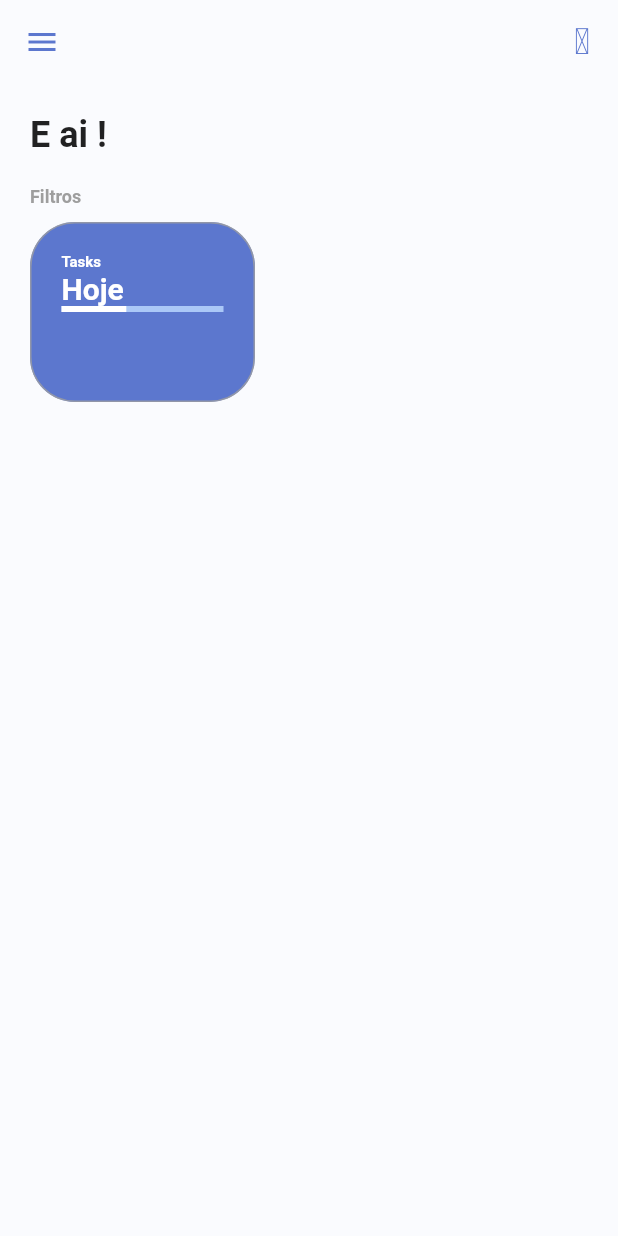
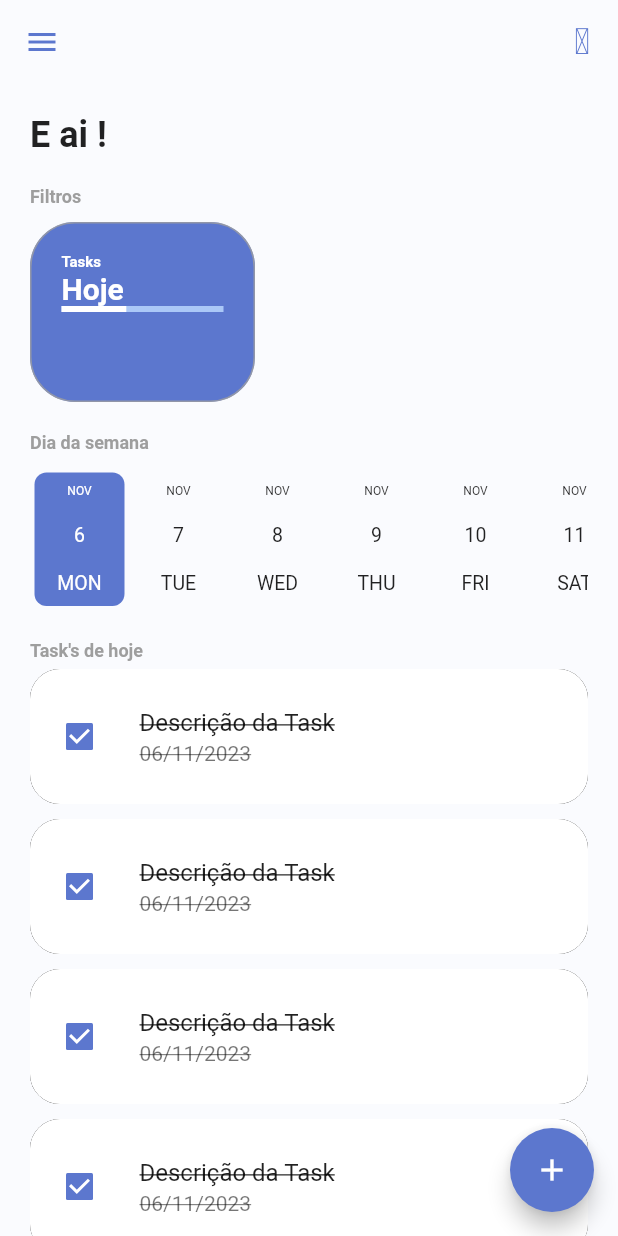
Before and after one commit to GuiPPDDH/Hands-onProviderESqliteEmArquiteturaDeModulo, a Flutter app: the screen it shows once a user with an empty profile is signed in, on a phone screen of 412 x 824 dp. Run offline on Flutter 3.47's test engine with Material 2 defaults, Android fonts, the phone set to English and light mode, and no system bars; drawn by our look-alikes of date_picker_timeline; our stand-ins replace firebase_auth, firebase_core, flutter_signin_button, google_fonts, google_sign_in, sqflite and 1 more; missing offline and left inert: flutter_overlay_loader, validatorless; accounts and stored records are empty; Roboto replaces fonts that are missing (Mandali).

Commit message:
Construindo calendário e tasks

```diff
--- a/lib/app/modules/home/home_page.dart
+++ b/lib/app/modules/home/home_page.dart
@@ -4,6 +4,8 @@ import 'package:todo_list_provider/app/core/ui/todo_list_icons.dart';
 import 'package:todo_list_provider/app/modules/home/widgets/home_drawer.dart';
 import 'package:todo_list_provider/app/modules/home/widgets/home_filters.dart';
 import 'package:todo_list_provider/app/modules/home/widgets/home_header.dart';
+import 'package:todo_list_provider/app/modules/home/widgets/home_tasks.dart';
+import 'package:todo_list_provider/app/modules/home/widgets/home_week_filter.dart';
 import 'package:todo_list_provider/app/modules/home/widgets/todo_card_filter.dart';
 
 class HomePage extends StatelessWidget {
@@ -16,7 +18,7 @@ class HomePage extends StatelessWidget {
         iconTheme: IconThemeData(
           color: context.primaryColor,
         ),
-        backgroundColor: Colors.transparent,
+        backgroundColor: const Color(0xFFFAFBFE),
         elevation: 0,
         actions: [
           PopupMenuButton(
@@ -48,6 +50,8 @@ class HomePage extends StatelessWidget {
                   children: [
                     HomeHeader(),
                     HomeFilters(),
+                    HomeWeekFilter(),
+                    HomeTasks(),
                   ],
                 ),
               ),
@@ -55,6 +59,13 @@ class HomePage extends StatelessWidget {
           ),
         ),
       ),
+      floatingActionButton: FloatingActionButton(
+        onPressed: () {},
+        backgroundColor: context.primaryColor,
+        child: const Icon(
+          Icons.add,
+        ),
+      ),
     );
   }
 }
--- /dev/null
+++ b/lib/app/modules/home/widgets/home_tasks.dart
@@ -0,0 +1,38 @@
+import 'package:flutter/material.dart';
+import 'package:todo_list_provider/app/core/ui/theme_extension.dart';
+import 'package:todo_list_provider/app/modules/home/widgets/task.dart';
+
+class HomeTasks extends StatelessWidget {
+  const HomeTasks({super.key});
+
+  @override
+  Widget build(BuildContext context) {
+    return Expanded(
+      child: Column(
+        crossAxisAlignment: CrossAxisAlignment.start,
+        children: [
+          const SizedBox(
+            height: 20,
+          ),
+          Text(
+            'Task\'s de hoje',
+            style: context.titleStyle,
+          ),
+          const Column(
+            children: [
+              Task(),
+              Task(),
+              Task(),
+              Task(),
+              Task(),
+              Task(),
+              Task(),
+              Task(),
+              Task(),
+            ],
+          ),
+        ],
+      ),
+    );
+  }
+}
--- /dev/null
+++ b/lib/app/modules/home/widgets/home_week_filter.dart
@@ -0,0 +1,46 @@
+import 'package:date_picker_timeline/date_picker_timeline.dart';
+import 'package:flutter/material.dart';
+import 'package:todo_list_provider/app/core/ui/theme_extension.dart';
+
+class HomeWeekFilter extends StatelessWidget {
+  const HomeWeekFilter({super.key});
+
+  @override
+  Widget build(BuildContext context) {
+    return Column(
+      crossAxisAlignment: CrossAxisAlignment.start,
+      children: [
+        const SizedBox(
+          height: 20,
+        ),
+        Text(
+          'Dia da semana',
+          style: context.titleStyle,
+        ),
+        const SizedBox(
+          height: 10,
+        ),
+        Container(
+          height: 95,
+          child: DatePicker(
+            DateTime.now(),
+            height: 2,
+            initialSelectedDate: DateTime.now(),
+            selectionColor: context.primaryColor,
+            selectedTextColor: Colors.white,
+            daysCount: 7,
+            monthTextStyle: const TextStyle(
+              fontSize: 8,
+            ),
+            dayTextStyle: const TextStyle(
+              fontSize: 13,
+            ),
+            dateTextStyle: const TextStyle(
+              fontSize: 13,
+            ),
+          ),
+        ),
+      ],
+    );
+  }
+}
--- /dev/null
+++ b/lib/app/modules/home/widgets/task.dart
@@ -0,0 +1,50 @@
+import 'package:flutter/material.dart';
+import 'package:todo_list_provider/app/core/ui/theme_extension.dart';
+
+class Task extends StatelessWidget {
+  const Task({super.key});
+
+  @override
+  Widget build(BuildContext context) {
+    return Container(
+      decoration: BoxDecoration(
+        color: Colors.white,
+        borderRadius: BorderRadius.circular(20),
+        boxShadow: const [
+          BoxShadow(color: Colors.grey),
+        ],
+      ),
+      margin: const EdgeInsets.symmetric(
+        vertical: 5,
+      ),
+      child: IntrinsicHeight(
+        child: ListTile(
+          contentPadding: const EdgeInsets.all(8),
+          leading: Checkbox(
+            activeColor: context.primaryColor,
+            value: true,
+            onChanged: (value) {},
+          ),
+          title: const Text(
+            'Descrição da Task',
+            style: TextStyle(
+              decoration: true ? TextDecoration.lineThrough : null,
+            ),
+          ),
+          subtitle: const Text(
+            '06/11/2023',
+            style: TextStyle(
+              decoration: true ? TextDecoration.lineThrough : null,
+            ),
+          ),
+          shape: RoundedRectangleBorder(
+            borderRadius: BorderRadius.circular(20),
+            side: BorderSide(
+              width: 1,
+            ),
+          ),
+        ),
+      ),
+    );
+  }
+}
--- a/lib/app/modules/home/widgets/todo_card_filter.dart
+++ b/lib/app/modules/home/widgets/todo_card_filter.dart
@@ -40,7 +40,7 @@ class _TodoCardFilterState extends State<TodoCardFilter> {
               color: Colors.white,
             ),
           ),
-          Text(
+          const Text(
             'Hoje',
             style: TextStyle(
               fontSize: 20,
@@ -50,7 +50,7 @@ class _TodoCardFilterState extends State<TodoCardFilter> {
           ),
           LinearProgressIndicator(
             backgroundColor: context.primaryColorLight,
-            valueColor: AlwaysStoppedAnimation<Color>(Colors.white),
+            valueColor: const AlwaysStoppedAnimation<Color>(Colors.white),
             value: 0.4,
           ),
         ],
--- a/pubspec.yaml
+++ b/pubspec.yaml
@@ -40,6 +40,7 @@ dependencies:
   validatorless: ^1.2.3
   flutter_overlay_loader: ^2.0.0
   google_sign_in: ^6.1.5
+  date_picker_timeline: ^1.2.5
 
   # The following adds the Cupertino Icons font to your application.
   # Use with the CupertinoIcons class for iOS style icons.
```
Also changed, not shown: pubspec.lock.
